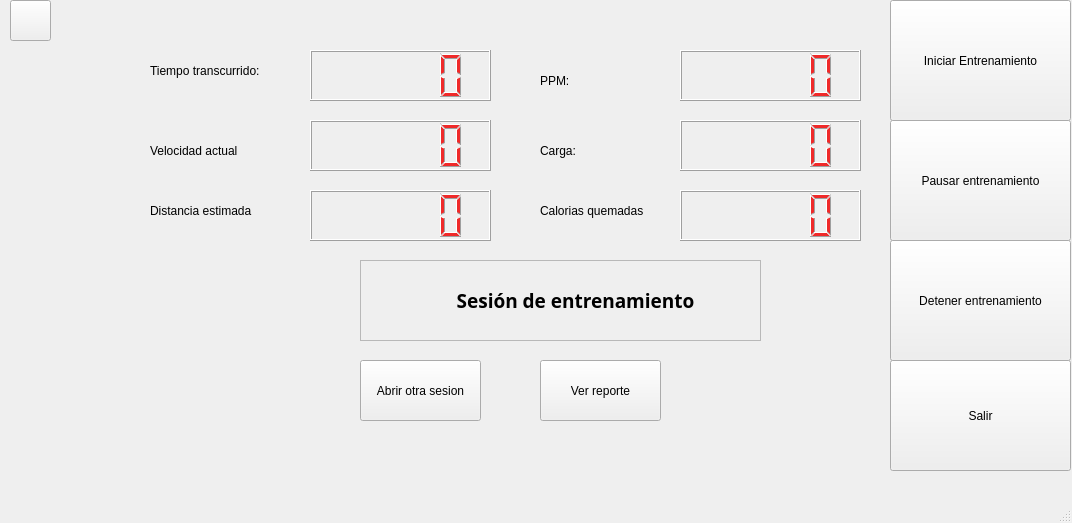
JorgeGuerra99/software_sport_bike, file UI_Files/cardiowindow.ui: the form before one commit.
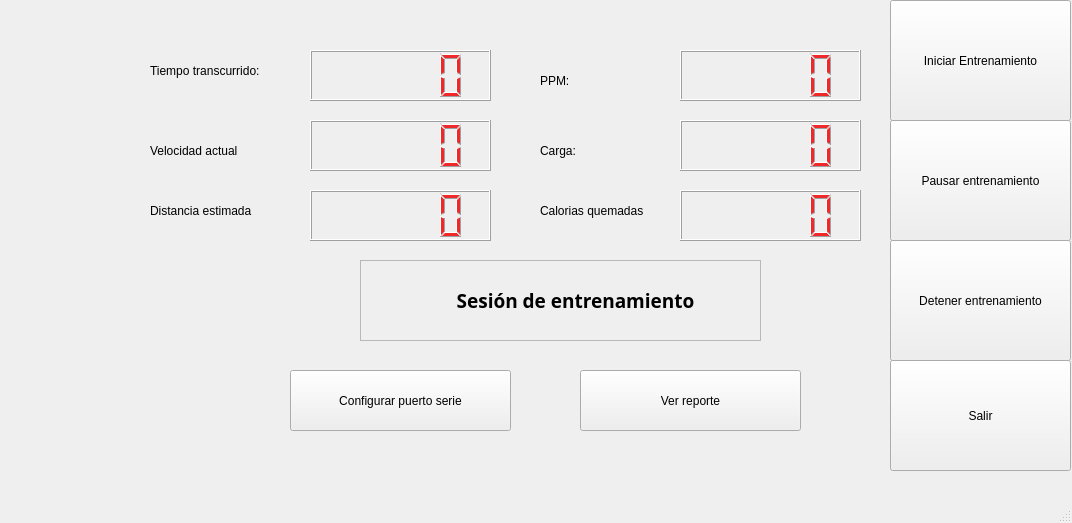
The form after the commit. Icons and pictures are not drawn.

What changed in the file:
```diff
--- a/UI_Files/cardiowindow.ui
+++ b/UI_Files/cardiowindow.ui
@@ -737,30 +737,17 @@
      </property>
     </widget>
    </widget>
-   <widget class="QPushButton" name="pushButton_6">
-    <property name="geometry">
-     <rect>
-      <x>360</x>
-      <y>360</y>
-      <width>121</width>
-      <height>61</height>
-     </rect>
-    </property>
-    <property name="text">
-     <string>Abrir otra sesion</string>
-    </property>
-   </widget>
    <widget class="QPushButton" name="pushButton_7">
     <property name="geometry">
      <rect>
-      <x>10</x>
-      <y>0</y>
-      <width>41</width>
-      <height>41</height>
+      <x>290</x>
+      <y>370</y>
+      <width>221</width>
+      <height>61</height>
      </rect>
     </property>
     <property name="text">
-     <string/>
+     <string>Configurar puerto serie</string>
     </property>
     <property name="icon">
      <iconset>
@@ -776,9 +763,9 @@
    <widget class="QPushButton" name="pushButton_8">
     <property name="geometry">
      <rect>
-      <x>540</x>
-      <y>360</y>
-      <width>121</width>
+      <x>580</x>
+      <y>370</y>
+      <width>221</width>
       <height>61</height>
      </rect>
     </property>
```
Left out of the diff: 1 changed line with no effect on the pictures.
